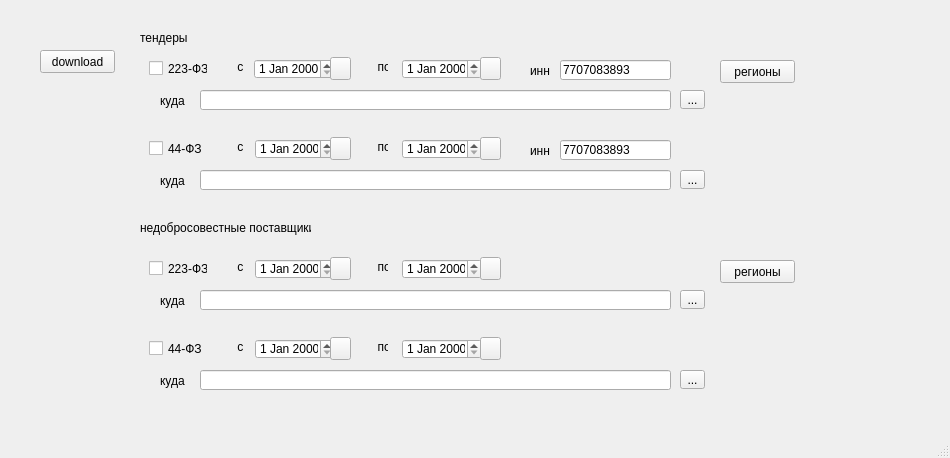
The window that downloadToDisk/mainwindow.ui (oprosbox/toSber) describes before a commit, drawn with Qt 5.
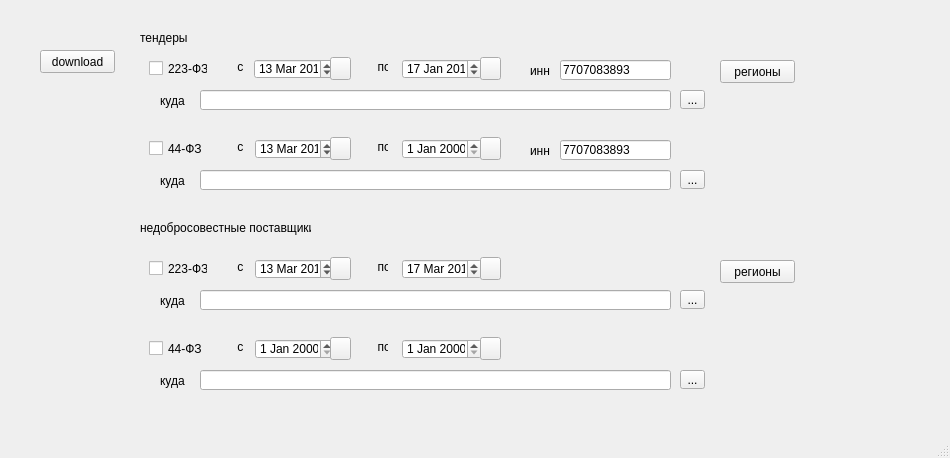
The same window after the commit.

```diff
--- a/downloadToDisk/mainwindow.ui
+++ b/downloadToDisk/mainwindow.ui
@@ -92,6 +92,16 @@
         <height>0</height>
        </size>
       </property>
+      <property name="dateTime">
+       <datetime>
+        <hour>0</hour>
+        <minute>0</minute>
+        <second>0</second>
+        <year>2017</year>
+        <month>3</month>
+        <day>13</day>
+       </datetime>
+      </property>
      </widget>
      <widget class="QCheckBox" name="chkTand223fz">
       <property name="geometry">
@@ -121,6 +131,16 @@
         <height>0</height>
        </size>
       </property>
+      <property name="dateTime">
+       <datetime>
+        <hour>0</hour>
+        <minute>0</minute>
+        <second>0</second>
+        <year>2017</year>
+        <month>1</month>
+        <day>17</day>
+       </datetime>
+      </property>
      </widget>
      <widget class="QLabel" name="label">
       <property name="geometry">
@@ -280,6 +300,16 @@
         <height>0</height>
        </size>
       </property>
+      <property name="dateTime">
+       <datetime>
+        <hour>0</hour>
+        <minute>0</minute>
+        <second>0</second>
+        <year>2017</year>
+        <month>3</month>
+        <day>13</day>
+       </datetime>
+      </property>
      </widget>
      <widget class="QCheckBox" name="chkTand44fz">
       <property name="geometry">
@@ -455,6 +485,16 @@
         <height>0</height>
        </size>
       </property>
+      <property name="dateTime">
+       <datetime>
+        <hour>0</hour>
+        <minute>0</minute>
+        <second>0</second>
+        <year>2017</year>
+        <month>3</month>
+        <day>13</day>
+       </datetime>
+      </property>
      </widget>
      <widget class="QCheckBox" name="chkDis223fz">
       <property name="geometry">
@@ -484,6 +524,16 @@
         <height>0</height>
        </size>
       </property>
+      <property name="dateTime">
+       <datetime>
+        <hour>0</hour>
+        <minute>0</minute>
+        <second>0</second>
+        <year>2017</year>
+        <month>3</month>
+        <day>17</day>
+       </datetime>
+      </property>
      </widget>
      <widget class="QLineEdit" name="dir223fz">
       <property name="geometry">
```
Left out of the diff: 4 changed lines with no effect on the pictures.
